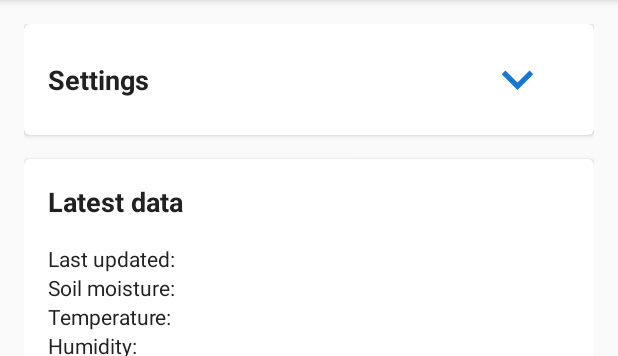
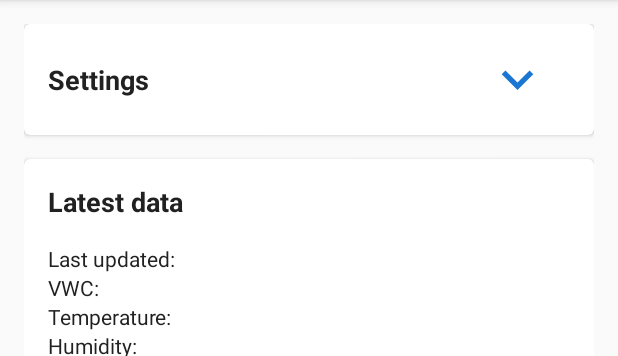
Before and after one commit to gustavaa/waterino, an Android app: the screen it shows after launch once a user with an empty profile is signed in (MainActivity), on a phone screen of 412 x 824 dp, the part 84-440 px from its top. Run offline under Robolectric (Android 15) with nearby library versions, the phone set to English and light mode, and no system bars; our stand-ins replace Dagger/Hilt's generated code, Firebase (no records; nobody signed in at launch, a user with empty details on screens opened directly); libraries missing offline, so code that uses them is left out: com.github.mikephil.charting; plain views replace LineChart; 52 statements that could not run were skipped.

Commit message:
Update UI to use VWC instead of soil moisture.

```diff
--- a/app/src/main/java/se/aaro/waterino/MainActivity.kt
+++ b/app/src/main/java/se/aaro/waterino/MainActivity.kt
@@ -251,7 +251,7 @@ class MainActivity : AppCompatActivity() {
         val humidityEntries = sensorData.map { Entry(it.time.toFloat(), it.humidity) }
         val tempEntries = sensorData.map { Entry(it.time.toFloat(), it.temperature) }
 
-        val moistureDataSet = LineDataSet(moistureEntries, "Soil moisture")
+        val moistureDataSet = LineDataSet(moistureEntries, "VWC")
         val humidityDataSet = LineDataSet(humidityEntries, "Humidity")
         val tempDataSet = LineDataSet(tempEntries, "Temperature")
         val gaveWaterDataSet = LineDataSet(gaveWaterEntries, "Gave water")
--- a/app/src/main/res/layout/activity_main.xml
+++ b/app/src/main/res/layout/activity_main.xml
@@ -5,7 +5,7 @@
     android:layout_width="match_parent"
     android:layout_height="match_parent"
     android:background="@color/background"
-    tools:context=".sensordata.MainActivity">
+    tools:context=".MainActivity">
 
     <LinearLayout
         android:id="@+id/outer_container"
@@ -213,7 +213,7 @@
                                 android:focusable="true"
                                 android:focusableInTouchMode="true"
                                 android:gravity="bottom"
-                                android:hint="Watering threshold (%)"
+                                android:hint="VWC Watering threshold [%]"
                                 android:imeOptions="actionDone"
                                 android:inputType="numberSigned"
                                 android:maxLength="2"
@@ -255,7 +255,7 @@
                                 android:focusable="true"
                                 android:focusableInTouchMode="true"
                                 android:gravity="bottom"
-                                android:hint="Update frequency (hours)"
+                                android:hint="Update frequency [hours]"
                                 android:imeOptions="actionDone"
                                 android:inputType="numberDecimal"
                                 android:maxLength="8"
@@ -295,7 +295,7 @@
                                 android:focusable="true"
                                 android:focusableInTouchMode="true"
                                 android:gravity="bottom"
-                                android:hint="Watering volume (ml)"
+                                android:hint="Watering volume [ml]"
                                 android:imeOptions="actionDone"
                                 android:inputType="numberSigned"
                                 android:maxLength="4"
@@ -334,7 +334,7 @@
                                 android:focusable="true"
                                 android:focusableInTouchMode="true"
                                 android:gravity="bottom"
-                                android:hint="Maximum watering temperature"
+                                android:hint="Maximum watering temperature [°C]"
                                 android:imeOptions="actionDone"
                                 android:inputType="numberSigned"
                                 android:maxLength="2"
@@ -408,7 +408,7 @@
                         android:layout_width="0dp"
                         android:layout_height="wrap_content"
                         android:layout_weight="4"
-                        android:text="Soil moisture:"
+                        android:text="VWC:"
                         android:textColor="?android:attr/textColorSecondary"
                         android:textSize="14sp" />
 
--- a/app/src/main/res/layout/marker_view.xml
+++ b/app/src/main/res/layout/marker_view.xml
@@ -34,7 +34,7 @@
             android:layout_width="wrap_content"
             android:layout_height="wrap_content"
             android:padding="2dp"
-            android:text="Soil moisture: "
+            android:text="VWC: "
             android:textColor="@android:color/white" />
 
         <TextView
```
